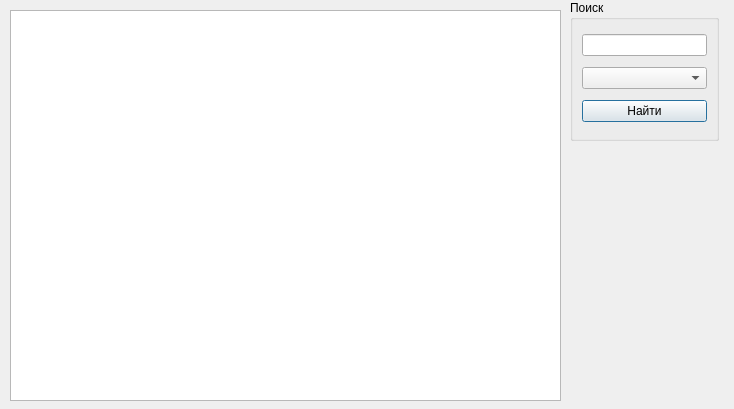
The window that eventlog.ui (MikhailBersenev/BuksanSpy) describes before a commit, drawn with Qt 5.
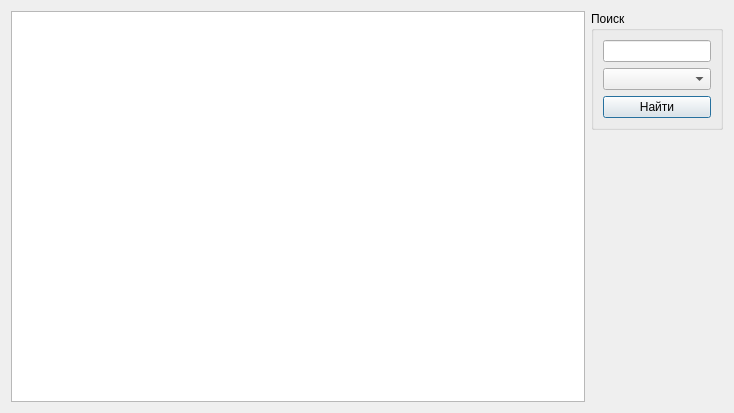
The same window after the commit.

What changed in the file:
```diff
--- a/eventlog.ui
+++ b/eventlog.ui
@@ -13,24 +13,36 @@
   <property name="windowTitle">
    <string>Журнал событий</string>
   </property>
-  <widget class="QTableView" name="tableView">
-   <property name="geometry">
-    <rect>
-     <x>10</x>
-     <y>10</y>
+  <layout class="QGridLayout" name="gridLayout">
+   <item row="0" column="0" rowspan="2">
+    <widget class="QTableView" name="alerts_table">
+     <property name="minimumSize">
+      <size>
      <width>551</width>
      <height>391</height>
-    </rect>
-   </property>
-  </widget>
+      </size>
+     </property>
+     <property name="autoFillBackground">
+      <bool>true</bool>
+     </property>
+     <attribute name="horizontalHeaderDefaultSectionSize">
+      <number>120</number>
+     </attribute>
+     <attribute name="horizontalHeaderStretchLastSection">
+      <bool>true</bool>
+     </attribute>
+    </widget>
+   </item>
+   <item row="0" column="1" alignment="Qt::AlignRight">
   <widget class="QGroupBox" name="groupBox">
-   <property name="geometry">
-    <rect>
-     <x>570</x>
-     <y>0</y>
-     <width>149</width>
-     <height>141</height>
-    </rect>
+     <property name="maximumSize">
+      <size>
+       <width>159</width>
+       <height>135</height>
+      </size>
+     </property>
+     <property name="layoutDirection">
+      <enum>Qt::LeftToRight</enum>
    </property>
    <property name="title">
     <string>Поиск</string>
@@ -51,6 +63,21 @@
     </item>
    </layout>
   </widget>
+   </item>
+   <item row="1" column="1">
+    <spacer name="verticalSpacer">
+     <property name="orientation">
+      <enum>Qt::Vertical</enum>
+     </property>
+     <property name="sizeHint" stdset="0">
+      <size>
+       <width>20</width>
+       <height>247</height>
+      </size>
+     </property>
+    </spacer>
+   </item>
+  </layout>
  </widget>
  <resources/>
  <connections/>
```
Lines whose indentation alone changed are shown as unchanged.
